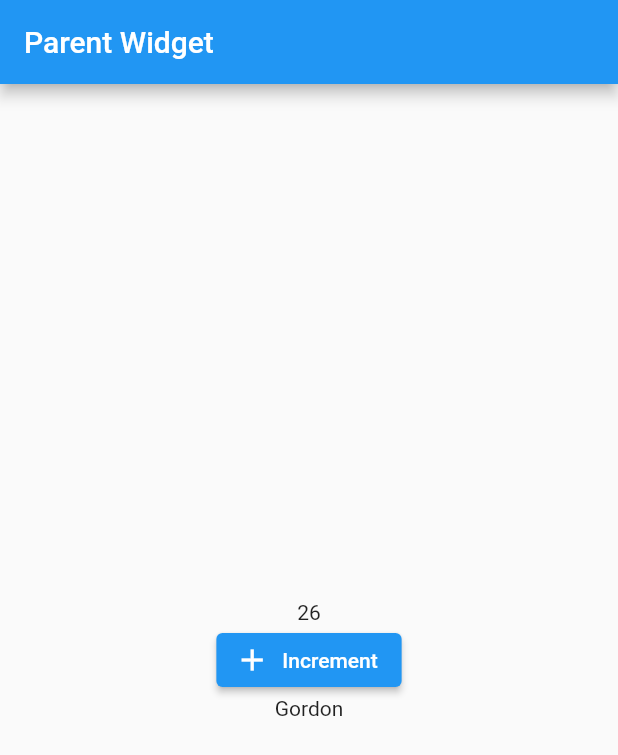
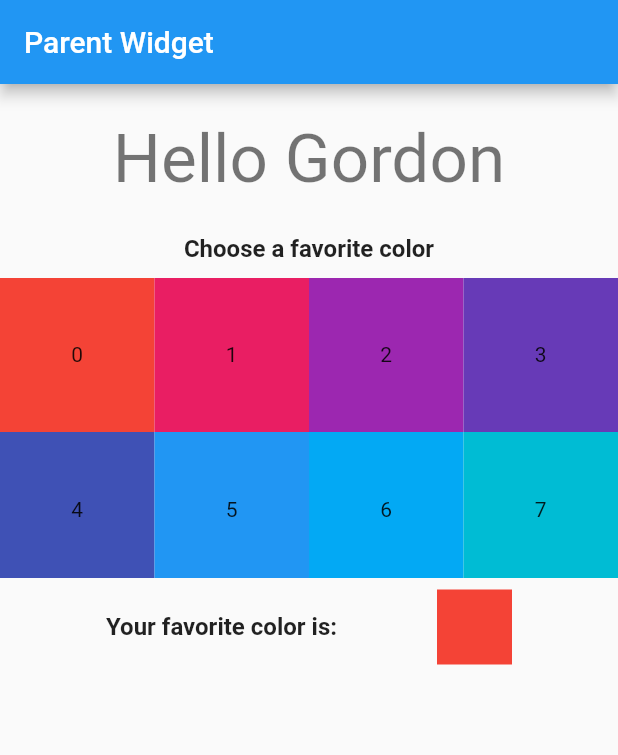
Before and after one commit to fortinjoffrey/flutter_basics_samples, a Flutter app: the screen it shows after launch, on a phone screen of 412 x 824 dp. Shown: the top 755 px of the screen. Run offline on Flutter 3.47's test engine with Material 2 defaults, Android fonts, the phone set to English and light mode, and no system bars.

Commit message:
Add layout

```diff
--- a/lib/main.dart
+++ b/lib/main.dart
@@ -1,7 +1,4 @@
 import 'package:flutter/material.dart';
-import 'package:provider/provider.dart';
-
-import 'person_model.dart';
 
 void main() => runApp(MyApp());
 
@@ -13,87 +10,82 @@ class MyApp extends StatelessWidget {
       theme: ThemeData(
         primarySwatch: Colors.blue,
       ),
-      home: ParentWidget(),
+      home: HomeView(),
     );
   }
 }
 
-class ParentWidget extends StatelessWidget {
-  const ParentWidget({Key? key}) : super(key: key);
-
+class HomeView extends StatelessWidget {
   @override
   Widget build(BuildContext context) {
-    return ChangeNotifierProvider(
-      create: (context) => PersonModel(26, 'Gordon'),
-      child: Scaffold(
-        appBar: AppBar(title: Text('Parent Widget')),
-        body: Center(
-          child: Column(
-            mainAxisAlignment: MainAxisAlignment.center,
-            children: [
-              CounterWidget(),
-              NameWidget(),
-            ],
-          ),
+    return Scaffold(
+      appBar: AppBar(title: Text('Parent Widget')),
+      body: Center(
+        child: Column(
+          children: [
+            SizedBox(
+              height: 100,
+              child: Center(
+                child: Text(
+                  'Hello Gordon',
+                  style: Theme.of(context).textTheme.headline3,
+                ),
+              ),
+            ),
+            Text(
+              'Choose a favorite color',
+              style: TextStyle(fontSize: 16, fontWeight: FontWeight.bold),
+            ),
+            SizedBox(
+              height: 10,
+            ),
+            SizedBox(
+              height: 200,
+              child: GridView.builder(
+                gridDelegate: SliverGridDelegateWithFixedCrossAxisCount(crossAxisCount: 4, childAspectRatio: 1),
+                itemBuilder: (context, index) {
+                  final color = Colors.primaries[index % Colors.primaries.length];
+
+                  return Container(
+                    color: color,
+                    child: Center(
+                      child: Text('$index'),
+                    ),
+                  );
+                },
+              ),
+            ),
+            Padding(
+              padding: const EdgeInsets.all(8.0),
+              child: FavoriteColorWidget(),
+            ),
+          ],
         ),
       ),
     );
   }
 }
 
-class CounterWidget extends StatelessWidget {
-  const CounterWidget({Key? key}) : super(key: key);
+class FavoriteColorWidget extends StatelessWidget {
+  const FavoriteColorWidget({Key? key}) : super(key: key);
 
   @override
   Widget build(BuildContext context) {
-    return Column(
+    return Row(
+      mainAxisAlignment: MainAxisAlignment.spaceEvenly,
       children: [
-        Consumer<PersonModel>(
-          builder: (context, model, child) => Column(
-            children: [
-              Text('${model.counter}'),
-              child!,
-            ],
+        Center(
+          child: Text(
+            'Your favorite color is: ',
+            style: TextStyle(fontSize: 16, fontWeight: FontWeight.bold),
           ),
-          child: MyExpensiveWidget(),
         ),
-        ElevatedButton.icon(
-          label: Text('Increment'),
-          icon: Icon(Icons.add),
-          onPressed: () => context.read<PersonModel>().increment(),
+        Container(
+          color: Colors.red,
+          height: 50,
+          width: 50,
         ),
       ],
     );
   }
 }
-
-class MyExpensiveWidget extends StatelessWidget {
-  const MyExpensiveWidget({Key? key}) : super(key: key);
-
-  @override
-  Widget build(BuildContext context) {
-    return Container();
-  }
-}
-
-class NameWidget extends StatefulWidget {
-  NameWidget({Key? key}) : super(key: key);
-
-  @override
-  _NameWidgetState createState() => _NameWidgetState();
-}
-
-class _NameWidgetState extends State<NameWidget> {
-  late PersonModel myModel;
-
-  @override
-  void initState() {
-    super.initState();
-    myModel = context.read<PersonModel>();
-  }
-
-  @override
-  Widget build(BuildContext context) {
-    return Text(myModel.name);
-  }
-}
--- a/lib/person_model.dart
+++ /dev/null
@@ -1,21 +0,0 @@
-import 'package:flutter/foundation.dart';
-
-class PersonModel extends ChangeNotifier {
-  PersonModel(this._counter, this._name);
-
-  int _counter;
-  int get counter => _counter;
-
-  String _name;
-  String get name => _name;
-
-  void increment() {
-    _counter++;
-    notifyListeners();
-  }
-
-  void changeName(String newName) {
-    _name = newName;
-    notifyListeners();
-  }
-}
```
